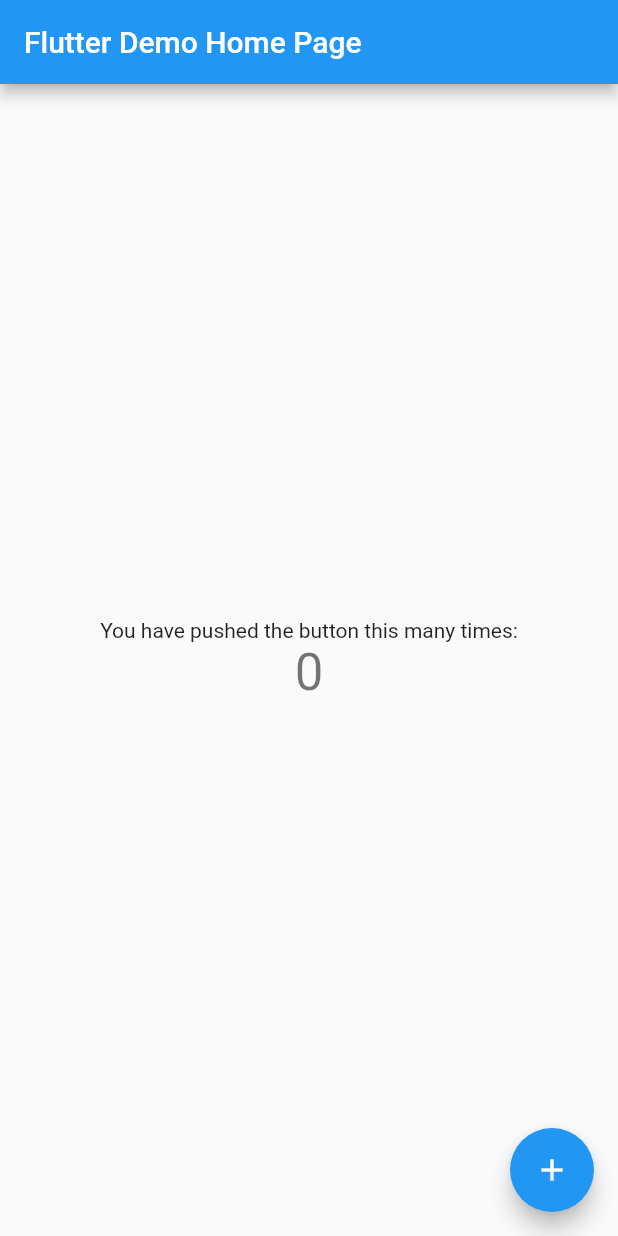
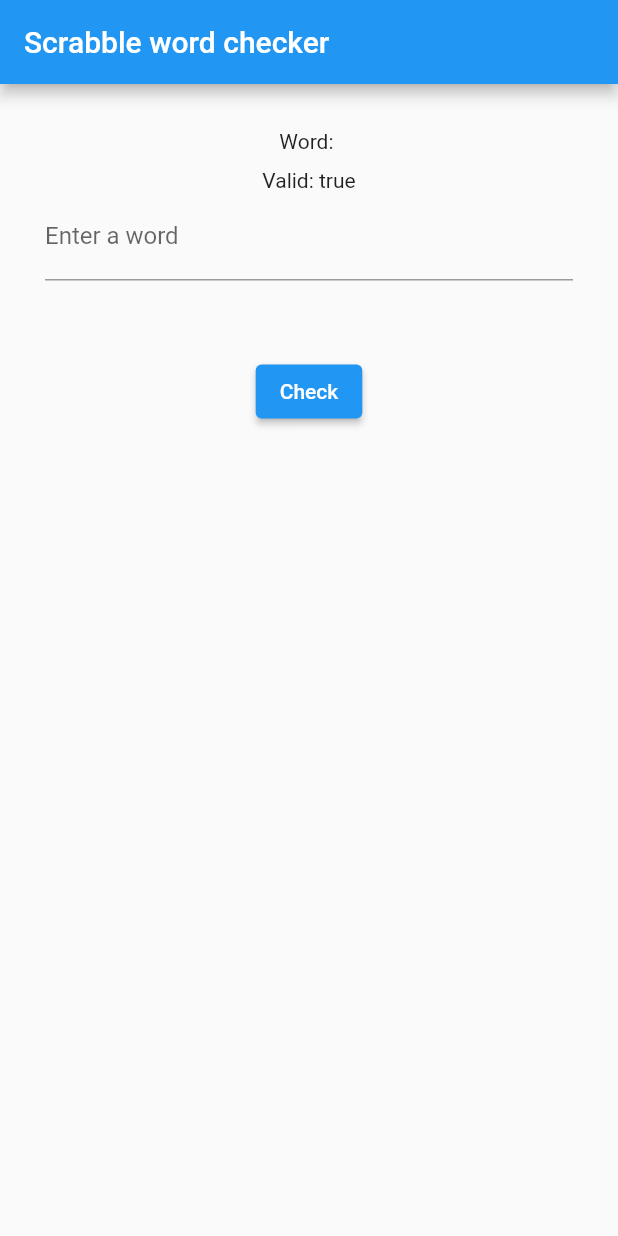
Before and after one commit to theblackman2/scrabble-word-checker, a Flutter app: the screen it shows after launch, on a phone screen of 412 x 824 dp. Run offline on Flutter 3.47's test engine with Material 2 defaults, Android fonts, the phone set to English and light mode, and no system bars.

Commit message:
feat✨: add example app

```diff
--- a/example/lib/main.dart
+++ b/example/lib/main.dart
@@ -1,4 +1,5 @@
 import 'package:flutter/material.dart';
+import 'package:scrabble_word_checker/scrabble_word_checker.dart';
 
 void main() {
   runApp(const MyApp());
@@ -14,7 +15,7 @@ class MyApp extends StatelessWidget {
       theme: ThemeData(
         primarySwatch: Colors.blue,
       ),
-      home: const MyHomePage(title: 'Flutter Demo Home Page'),
+      home: const MyHomePage(title: 'Scrabble word checker'),
     );
   }
 }
@@ -28,12 +29,28 @@ class MyHomePage extends StatefulWidget {
 }
 
 class _MyHomePageState extends State<MyHomePage> {
-  int _counter = 0;
+  final ScrabbleWordChecker wordChecker = ScrabbleWordChecker();
+  final GlobalKey<FormState> formKey = GlobalKey<FormState>();
+  final TextEditingController controller = TextEditingController();
+  String word = "";
+  bool valid = true;
 
-  void _incrementCounter() {
-    setState(() {
-      _counter++;
-    });
+  @override
+  void dispose() {
+    controller.dispose();
+    super.dispose();
+  }
+
+  void checkWord() {
+    word = "";
+    valid = false;
+    setState(() {});
+    if (!formKey.currentState!.validate()) {
+      return;
+    }
+    valid = wordChecker.isValidWord(controller.text.trim());
+    word = controller.text.trim();
+    setState(() {});
   }
 
   @override
@@ -42,24 +59,55 @@ class _MyHomePageState extends State<MyHomePage> {
       appBar: AppBar(
         title: Text(widget.title),
       ),
-      body: Center(
-        child: Column(
-          mainAxisAlignment: MainAxisAlignment.center,
-          children: <Widget>[
-            const Text(
-              'You have pushed the button this many times:',
+      body: SafeArea(
+        child: SingleChildScrollView(
+          child: Padding(
+            padding: const EdgeInsets.all(30.0),
+            child: Column(
+              children: [
+                if (!word.isNotEmpty)
+                  Column(
+                    children: [
+                      Text("Word: $word"),
+                      const SizedBox(height: 10.0),
+                      Text(
+                        "Valid: ${valid.toString()}",
+                      ),
+                    ],
+                  ),
+                Form(
+                  key: formKey,
+                  child: Column(
+                    children: [
+                      TextFormField(
+                        controller: controller,
+                        decoration: const InputDecoration(
+                          labelText: "Enter a word",
+                          hintText: "Ex: aa",
+                        ),
+                        validator: (value) {
+                          if (value == null || value.isEmpty) {
+                            return "Enter a valid word";
+                          }
+                          return null;
+                        },
+                      ),
+                      const SizedBox(height: 50.0),
+                      Center(
+                        child: SizedBox(
+                          child: ElevatedButton(
+                            onPressed: checkWord,
+                            child: const Text("Check"),
+                          ),
+                        ),
+                      ),
+                    ],
+                  ),
+                ),
+              ],
             ),
-            Text(
-              '$_counter',
-              style: Theme.of(context).textTheme.headlineMedium,
-            ),
-          ],
+          ),
         ),
-      ),
-      floatingActionButton: FloatingActionButton(
-        onPressed: _incrementCounter,
-        tooltip: 'Increment',
-        child: const Icon(Icons.add),
       ),
     );
   }
--- a/example/pubspec.yaml
+++ b/example/pubspec.yaml
@@ -12,6 +12,7 @@ dependencies:
     sdk: flutter
 
   cupertino_icons: ^1.0.2
+  scrabble_word_checker: ^0.0.1
 
 dev_dependencies:
   flutter_test:
```
Also changed, not shown: example/pubspec.lock.
